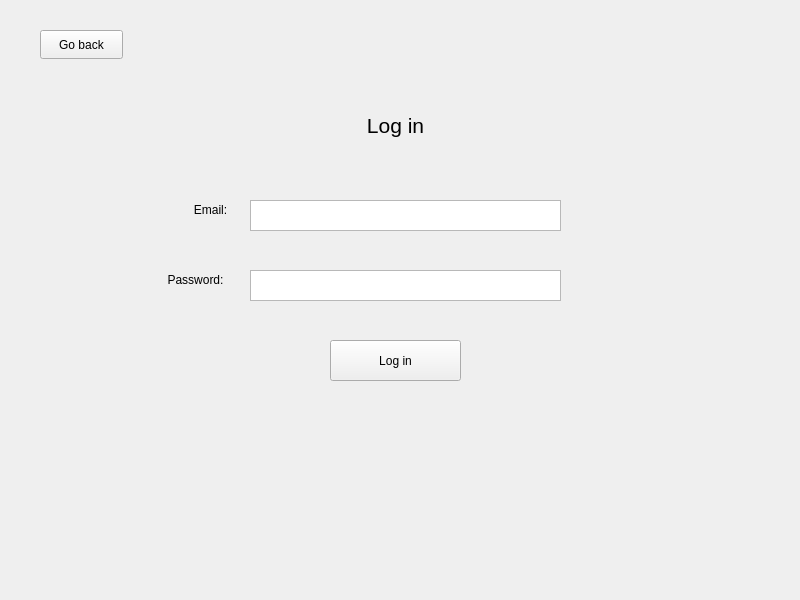
This is widget.ui in ConnorGorman7/StockLab as Qt 5 draws it before an edit. The edited form follows.
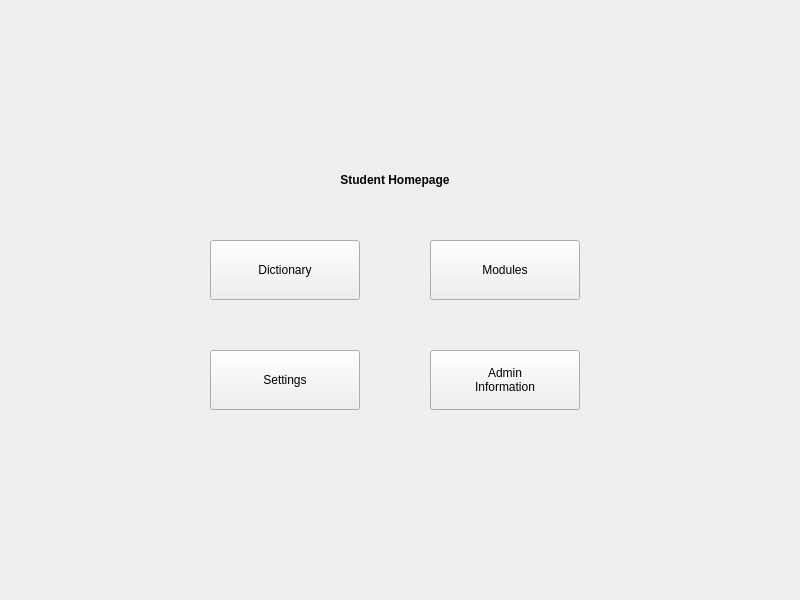
This is the edited form.

Commit message: Started student homepage

The edit to the form file:
```diff
--- a/widget.ui
+++ b/widget.ui
@@ -29,7 +29,7 @@
     <enum>Qt::ContextMenuPolicy::DefaultContextMenu</enum>
    </property>
    <property name="currentIndex">
-    <number>1</number>
+    <number>4</number>
    </property>
    <widget class="QWidget" name="welcomePage">
     <property name="font">
@@ -566,6 +566,83 @@
      </property>
     </widget>
    </widget>
+   <widget class="QWidget" name="studentHome">
+    <widget class="QPushButton" name="adminInfo">
+     <property name="geometry">
+      <rect>
+       <x>430</x>
+       <y>350</y>
+       <width>150</width>
+       <height>60</height>
+      </rect>
+     </property>
+     <property name="text">
+      <string>Admin
+Information</string>
+     </property>
+    </widget>
+    <widget class="QPushButton" name="settings">
+     <property name="geometry">
+      <rect>
+       <x>210</x>
+       <y>350</y>
+       <width>150</width>
+       <height>60</height>
+      </rect>
+     </property>
+     <property name="text">
+      <string>Settings</string>
+     </property>
+    </widget>
+    <widget class="QPushButton" name="dictionary">
+     <property name="geometry">
+      <rect>
+       <x>210</x>
+       <y>240</y>
+       <width>150</width>
+       <height>60</height>
+      </rect>
+     </property>
+     <property name="text">
+      <string>Dictionary</string>
+     </property>
+    </widget>
+    <widget class="QPushButton" name="modules">
+     <property name="geometry">
+      <rect>
+       <x>430</x>
+       <y>240</y>
+       <width>150</width>
+       <height>60</height>
+      </rect>
+     </property>
+     <property name="text">
+      <string>Modules</string>
+     </property>
+    </widget>
+    <widget class="QLabel" name="studentHomeHeader">
+     <property name="geometry">
+      <rect>
+       <x>320</x>
+       <y>170</y>
+       <width>150</width>
+       <height>20</height>
+      </rect>
+     </property>
+     <property name="font">
+      <font>
+       <family>Segoe UI</family>
+       <bold>true</bold>
+      </font>
+     </property>
+     <property name="text">
+      <string>Student Homepage</string>
+     </property>
+     <property name="alignment">
+      <set>Qt::AlignmentFlag::AlignCenter</set>
+     </property>
+    </widget>
+   </widget>
   </widget>
  </widget>
  <resources/>
```
Left out of the diff: 4 changed lines with no effect on the pictures. The commit also changes 4 other files.
